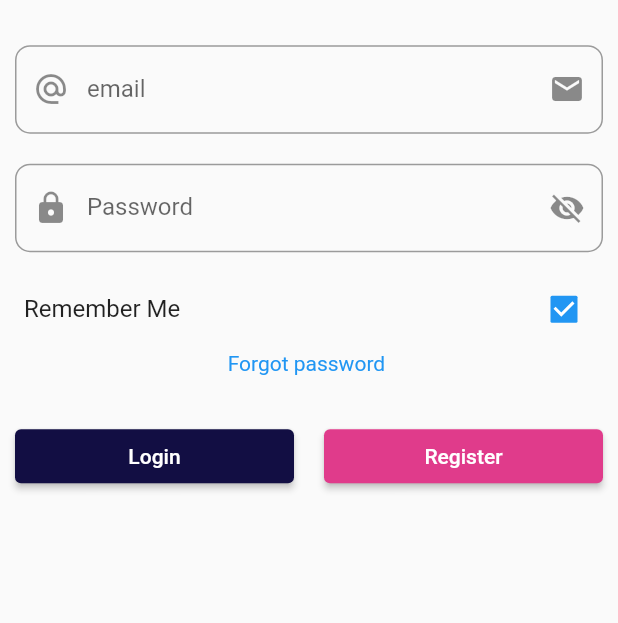
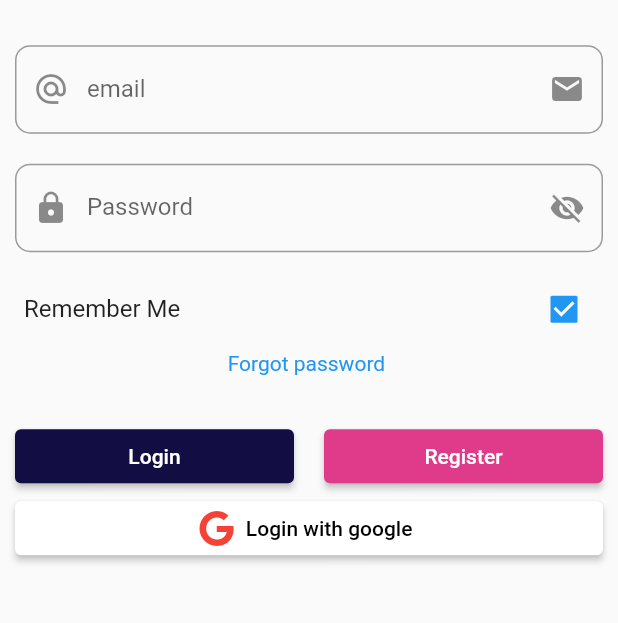
Before and after one commit to AhmedJwad/patientApp, a Flutter app: the screen it shows after launch, on a phone screen of 412 x 824 dp, the part 360-983 px from its top. Run offline on Flutter 3.47's test engine with Material 2 defaults, Android fonts, the phone set to English and light mode, and no system bars; our stand-ins replace adaptive_dialog, cached_network_image, camera, carousel_slider, connectivity, email_validator and 3 more; missing offline and left inert: whatsapp_unilink; accounts and stored records are empty.

Commit message:
Add login with google button
Add login with google button

```diff
--- a/lib/screen/BloodTypes_Screen.dart
+++ b/lib/screen/BloodTypes_Screen.dart
@@ -59,7 +59,6 @@ class _bloodTypesScreen extends State<BloodTypesScreen> {
   return Container(
     padding: EdgeInsets.all(10),
     child: TextField(
-      autofocus: true,
       controller: _descripitionController,
       keyboardType: TextInputType.multiline,
       decoration: InputDecoration(
--- a/lib/screen/bloodtype_Screen.dart
+++ b/lib/screen/bloodtype_Screen.dart
@@ -79,7 +79,7 @@ if(!response.isSuccess)
         title: 'Error',
         message: response.message,
         actions: <AlertDialogAction>[
-            AlertDialogAction(key: null, label: 'Aceptar'),
+            AlertDialogAction(key: null, label: 'Accept'),
         ]
       );
       return;
--- a/lib/screen/diagnosic_screen2.dart
+++ b/lib/screen/diagnosic_screen2.dart
@@ -56,7 +56,6 @@ class  _diagnosicscreenState extends State<diagnosicscreen> {
     return Container(
       padding: EdgeInsets.all(10),
       child: TextField(
-        autofocus: true,
         controller: _descripitionController,
         keyboardType: TextInputType.multiline,
         decoration: InputDecoration(
--- a/lib/screen/home_screen.dart
+++ b/lib/screen/home_screen.dart
@@ -94,7 +94,7 @@ Widget _getBody() {
           Row(
             mainAxisAlignment: MainAxisAlignment.center,
             children: <Widget>[
-              Text('Llamar al taller'),
+              Text('call the doctor'),
               SizedBox(width: 10,),
               ClipRRect(
                 borderRadius: BorderRadius.circular(20),
@@ -115,7 +115,7 @@ Widget _getBody() {
           Row(
             mainAxisAlignment: MainAxisAlignment.center,
             children: <Widget>[
-              Text('Enviar mensaje al taller'),
+              Text('Send message to the doctor'),
               SizedBox(width: 10,),
               ClipRRect(
                 borderRadius: BorderRadius.circular(20),
@@ -337,6 +337,7 @@ Widget _getBody() {
       phoneNumber: '+9647804468010',
       text: 'Hello ${widget.token.user.fullName} client caller',
     );
+    // ignore: deprecated_member_use
     await launch('$link');
   }
 }
--- a/lib/screen/login_screen.dart
+++ b/lib/screen/login_screen.dart
@@ -1,8 +1,11 @@
+
+// ignore_for_file: deprecated_member_use
 
 import 'dart:convert';
 import 'package:adaptive_dialog/adaptive_dialog.dart';
 import 'package:flutter/material.dart';
 import 'package:email_validator/email_validator.dart';
+import 'package:font_awesome_flutter/font_awesome_flutter.dart';
 import 'package:healthcare/components/loader_component.dart';
 import 'package:healthcare/helpers/constans.dart';
 import 'package:healthcare/models/token.dart';
@@ -124,37 +127,19 @@ Widget _showpassword() {
   return Container(
     margin: EdgeInsets.only(left:10, right: 10,bottom: 10, top: 10),
 
-    child: Row(
-    mainAxisAlignment: MainAxisAlignment.spaceAround,
-     children: <Widget>[
-     Expanded(
-       child: ElevatedButton(
-       child:Text('Login'),
-       style: ButtonStyle(
-       backgroundColor: MaterialStateProperty.resolveWith<Color>(
-          (Set<MaterialState>states){
-            return Color(0xFF120E43);
-          }
-        )
+    child: Column(
+      children: [
+        Row(
+        mainAxisAlignment: MainAxisAlignment.spaceAround,
+         children: <Widget>[
+           _showLoginButton(),
+
+         SizedBox(width:20,),
+         _showRegisterButton(),
+         ],
         ),
-        onPressed: ()=>_login()
-        ),
-     ),
-     SizedBox(width:20,),
-       Expanded(
-        child: ElevatedButton(
-        child:Text('Register'),
-        style: ButtonStyle(
-        backgroundColor: MaterialStateProperty.resolveWith<Color>(
-            (Set<MaterialState> states) {
-              return Color(0xFFE03B8B);
-            }
-          ),
-        ),
-           onPressed: ()=>_register()
-           ),
-       ),
-     ],
+        _showGoogleLoginbutton()
+      ],
     ),
   );
  }
@@ -294,5 +279,62 @@ Widget _showpassword() {
   Navigator.push(context, MaterialPageRoute(builder: (context)=> RecoverPasswordScreen()));
  }
 
+ Widget _showLoginButton() {
+  return  Expanded(
+       child: ElevatedButton(
+       child:Text('Login'),
+       style: ButtonStyle(
+       backgroundColor: MaterialStateProperty.resolveWith<Color>(
+          (Set<MaterialState>states){
+            return Color(0xFF120E43);
+          }
+        )
+        ),
+        onPressed: ()=>_login()
+        ),
+     );
 
  }
+
+ Widget _showRegisterButton() {
+  return Expanded(
+        child: ElevatedButton(
+        child:Text('Register'),
+        style: ButtonStyle(
+        backgroundColor: MaterialStateProperty.resolveWith<Color>(
+            (Set<MaterialState> states) {
+              return Color(0xFFE03B8B);
+            }
+          ),
+        ),
+           onPressed: ()=>_register()
+           ),
+       );
+ }
+
+  Widget _showGoogleLoginbutton() {
+    return Row(
+      children: <Widget>[
+        Expanded(child: ElevatedButton.icon(
+          onPressed:()=> _loginGoogle(),
+          icon:FaIcon(
+              FontAwesomeIcons.google,
+              color: Colors.red,
+            ),
+           label: Text("Login with google"),
+           style: ElevatedButton.styleFrom(primary: Colors.white, onPrimary:Colors.black),
+          )),
+      ],
+    );
+  }
+
+  _loginGoogle() {
+    return Container(
+
+    );
+  }
+
+
+
+
+ }
```
Also changed, not shown: lib/screen/user_info_screen.dart (+48 -0 lines), pubspec.yaml (+27 -1 lines), assets/Splash.png (added), assets/icon.png (added), lib/screen/take_picture_screen.dart (line endings or trailing spaces), pubspec.lock, 54 other files.
